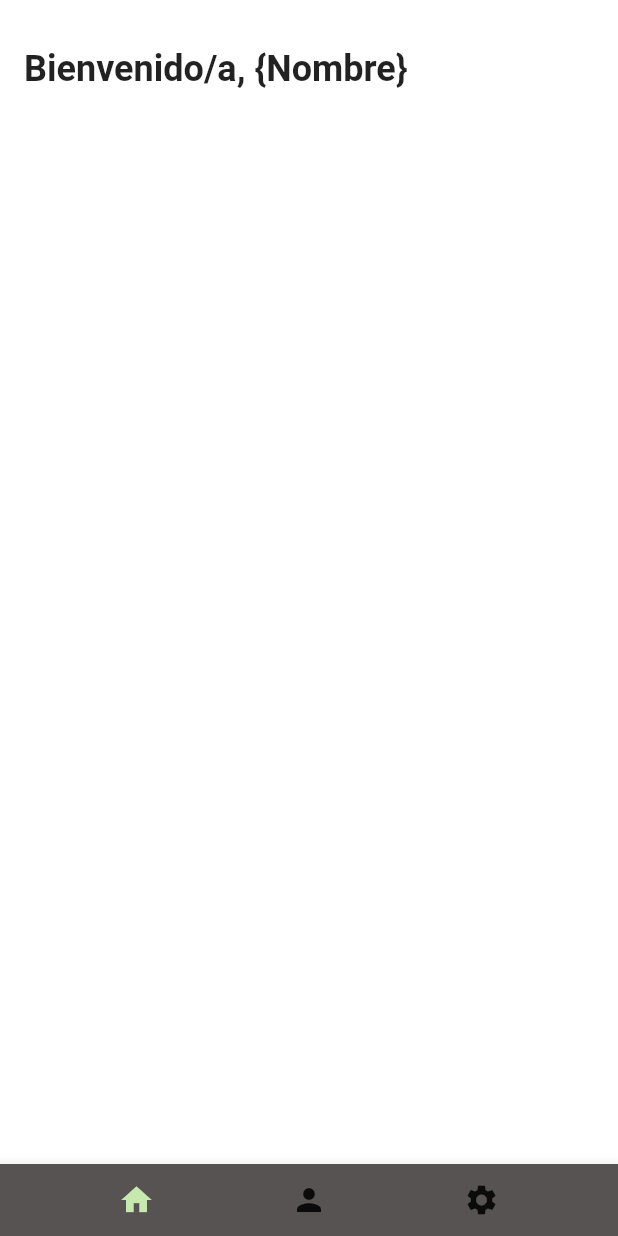
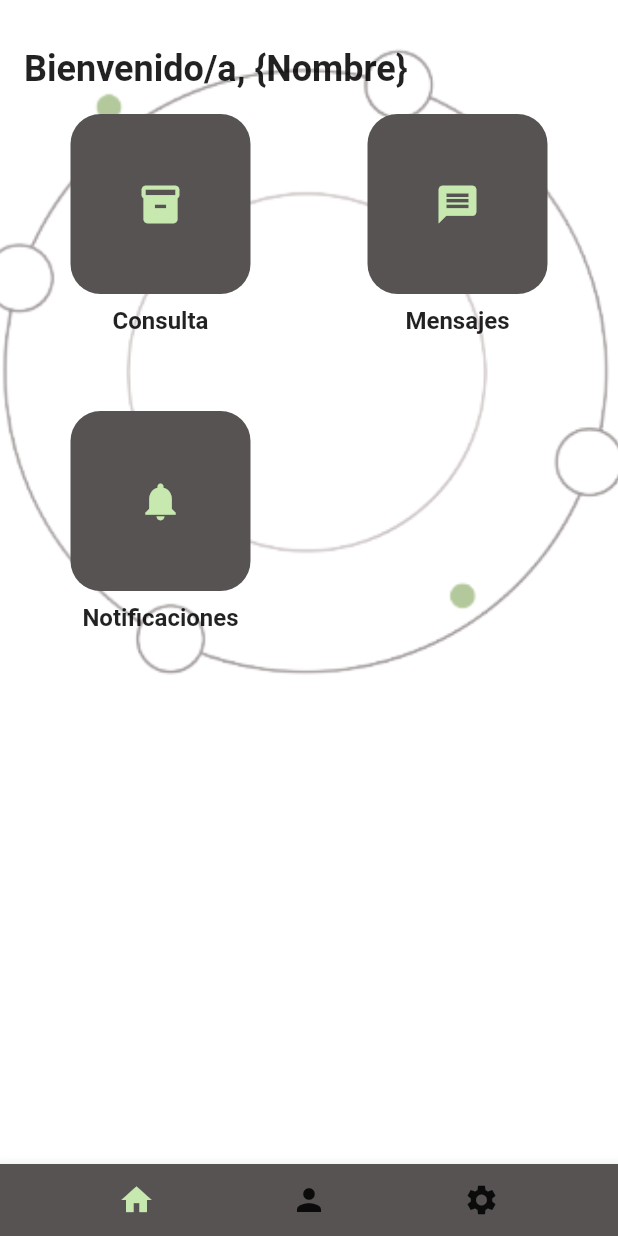
Before and after one commit to GabyLinares/regemotorapp, a Flutter app: the Home screen opened directly, on a phone screen of 412 x 824 dp. Run offline on Flutter 3.47's test engine with Material 2 defaults, Android fonts, the phone set to English and light mode, and no system bars; our stand-ins replace get.

Commit message:
Se ajusta pantalla home e invent1

```diff
--- a/lib/pages/home.dart
+++ b/lib/pages/home.dart
@@ -1,18 +1,25 @@
 import 'package:flutter/material.dart';
 import 'package:get/get.dart';
 import 'package:regemotorapp/controllers/controller.dart';
+import 'package:regemotorapp/pages/invent1.dart';
 
 class Home extends StatelessWidget {
   @override
   Widget build(BuildContext context) {
-
     final Controller appController = Get.find();
-    // FALTA AGREGAR EL LOGO DE FONDO
 
     return Scaffold(
       backgroundColor: Colors.white,
       body: SafeArea(
-        child: SingleChildScrollView(
+        child: Stack(
+          children: [
+            Positioned.fill(
+              child: Image.asset(
+                'assets/logo.png', // Ruta de la imagen de fondo
+                fit: BoxFit.cover,
+              ),
+            ),
+            SingleChildScrollView(
               child: Container(
                 padding: EdgeInsets.all(16.0),
                 child: Column(
@@ -27,10 +34,103 @@ class Home extends StatelessWidget {
                       ),
                     ),
                     SizedBox(height: 16.0),
-                // Contenido de la pantalla
+                    GridView.count(
+                      shrinkWrap: true,
+                      crossAxisCount: 2,
+                      mainAxisSpacing: 16.0,
+                      crossAxisSpacing: 16.0,
+                      children: [
+                        Column(
+                          children: [
+                            Container(
+                              height: 120.0,
+                              width: 120.0,
+                              decoration: BoxDecoration(
+                                color: Color(0xFF575353),
+                                borderRadius: BorderRadius.circular(20.0),
+                              ),
+                              child: IconButton(
+                                iconSize: 30.0,
+                                color: Color(0xFFC7E9B0),
+                                icon: Icon(Icons.inventory),
+                                onPressed: () {
+                                  Get.to(() => Invent1());
+                                },
+                              ),
+                            ),
+                            SizedBox(height: 8.0),
+                            Text(
+                              'Consulta',
+                              style: TextStyle(
+                                fontSize: 16,
+                                fontWeight: FontWeight.bold,
+                              ),
+                            ),
+                          ],
+                        ),
+                        Column(
+                          children: [
+                            Container(
+                              height: 120.0,
+                              width: 120.0,
+                              decoration: BoxDecoration(
+                                color: Color(0xFF575353),
+                                borderRadius: BorderRadius.circular(20.0),
+                              ),
+                              child: IconButton(
+                                iconSize: 30.0,
+                                color: Color(0xFFC7E9B0),
+                                icon: Icon(Icons.message),
+                                onPressed: () {
+                                  // Acción del botón de mensajes
+                                },
+                              ),
+                            ),
+                            SizedBox(height: 8.0),
+                            Text(
+                              'Mensajes',
+                              style: TextStyle(
+                                fontSize: 16,
+                                fontWeight: FontWeight.bold,
+                              ),
+                            ),
+                          ],
+                        ),
+                        Column(
+                          children: [
+                            Container(
+                              height: 120.0,
+                              width: 120.0,
+                              decoration: BoxDecoration(
+                                color: Color(0xFF575353),
+                                borderRadius: BorderRadius.circular(20.0),
+                              ),
+                              child: IconButton(
+                                iconSize: 30.0,
+                                color: Color(0xFFC7E9B0),
+                                icon: Icon(Icons.notifications),
+                                onPressed: () {
+                                  // Acción del botón de notificaciones
+                                },
+                              ),
+                            ),
+                            SizedBox(height: 8.0),
+                            Text(
+                              'Notificaciones',
+                              style: TextStyle(
+                                fontSize: 16,
+                                fontWeight: FontWeight.bold,
+                              ),
+                            ),
+                          ],
+                        ),
+                      ],
+                    ),
                   ],
                 ),
               ),
+            ),
+          ],
         ),
       ),
       bottomNavigationBar: BottomAppBar(
--- a/lib/pages/init.dart
+++ b/lib/pages/init.dart
@@ -13,11 +13,10 @@ class Init extends StatelessWidget {
         child: Container(
           padding: EdgeInsets.all(16.0),
           child: Column(
-            mainAxisAlignment: MainAxisAlignment.start, // Alinea el título en la parte superior
+            mainAxisAlignment: MainAxisAlignment.start,
             children: [
               Image.asset(
-                'assets/logo.png', // Ruta de la imagen de tu logo
-                height: 360,
+                'assets/logo.png',
                 width: 360,
               ),
               SizedBox(height: 16.0),
```
Also changed, not shown: lib/pages/invent1.dart (added, +91 -0 lines). Lines whose indentation alone changed are shown as unchanged.
